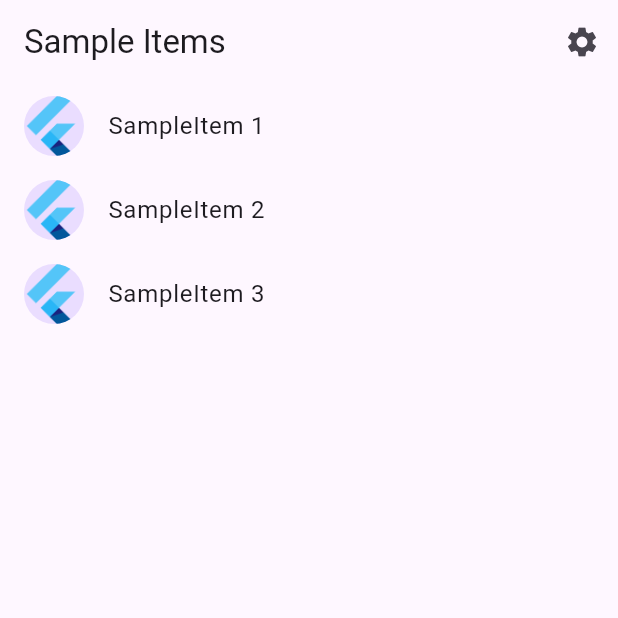
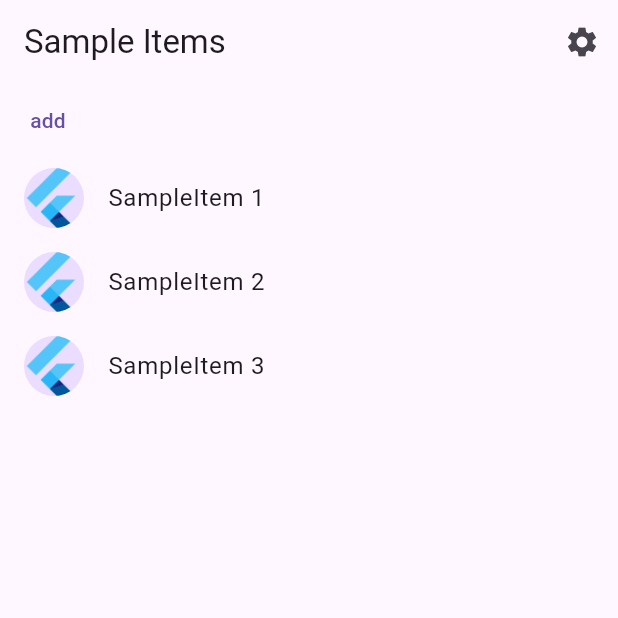
Before and after one commit to kwarnkham/flutter_play, a Flutter app: the screen it shows after launch, on a phone screen of 412 x 824 dp, the top half of it. Run offline on Flutter 3.47's test engine with Material 3 defaults, Android fonts, the phone set to English and light mode, and no system bars; generated files the repository leaves out were written again.

Commit message:
children of list is rebuilt when prepend to the list

```diff
--- a/lib/main.dart
+++ b/lib/main.dart
@@ -1,4 +1,5 @@
 import 'package:flutter/material.dart';
+import 'package:flutter/rendering.dart';
 
 import 'src/app.dart';
 import 'src/settings/settings_controller.dart';
@@ -16,5 +17,6 @@ void main() async {
   // Run the app and pass in the SettingsController. The app listens to the
   // SettingsController for changes, then passes it further down to the
   // SettingsView.
+  debugRepaintRainbowEnabled = true;
   runApp(MyApp(settingsController: settingsController));
 }
--- a/lib/src/sample_feature/sample_item.dart
+++ b/lib/src/sample_feature/sample_item.dart
@@ -1,6 +1,8 @@
 /// A placeholder class that represents an entity or model.
 class SampleItem {
-  const SampleItem(this.id);
+  const SampleItem(
+    this.id,
+  );
 
   final int id;
 }
--- a/lib/src/sample_feature/sample_item_list_view.dart
+++ b/lib/src/sample_feature/sample_item_list_view.dart
@@ -5,16 +5,23 @@ import 'sample_item.dart';
 import 'sample_item_details_view.dart';
 
 /// Displays a list of SampleItems.
-class SampleItemListView extends StatelessWidget {
+class SampleItemListView extends StatefulWidget {
   const SampleItemListView({
     super.key,
-    this.items = const [SampleItem(1), SampleItem(2), SampleItem(3)],
   });
 
   static const routeName = '/';
 
-  final List<SampleItem> items;
+  @override
+  State<SampleItemListView> createState() => _SampleItemListViewState();
+}
 
+class _SampleItemListViewState extends State<SampleItemListView> {
+  List<SampleItem> items = [
+    const SampleItem(1),
+    const SampleItem(2),
+    const SampleItem(3)
+  ];
   @override
   Widget build(BuildContext context) {
     return Scaffold(
@@ -39,7 +46,27 @@ class SampleItemListView extends StatelessWidget {
       // In contrast to the default ListView constructor, which requires
       // building all Widgets up front, the ListView.builder constructor lazily
       // builds Widgets as they’re scrolled into view.
-      body: ListView.builder(
+      body: Column(
+        children: [
+          Row(
+            children: [
+              TextButton(
+                  onPressed: () {
+                    setState(() {
+                      items.insert(
+                        // items.length,
+                        0,
+                        SampleItem(DateTime.now().millisecondsSinceEpoch),
+                      );
+                    });
+                  },
+                  child: const Text('add')),
+            ],
+          ),
+          Expanded(
+            child: RepaintBoundary(
+              child: ListView.builder(
+                reverse: false,
                 // Providing a restorationId allows the ListView to restore the
                 // scroll position when a user leaves and returns to the app after it
                 // has been killed while running in the background.
@@ -49,22 +76,30 @@ class SampleItemListView extends StatelessWidget {
                   final item = items[index];
 
                   return ListTile(
+                      key: ValueKey(item.id),
                       title: Text('SampleItem ${item.id}'),
                       leading: const CircleAvatar(
                         // Display the Flutter Logo image asset.
-              foregroundImage: AssetImage('assets/images/flutter_logo.png'),
+                        foregroundImage:
+                            AssetImage('assets/images/flutter_logo.png'),
                       ),
                       onTap: () {
                         // Navigate to the details page. If the user leaves and returns to
                         // the app after it has been killed while running in the
                         // background, the navigation stack is restored.
-              Navigator.restorablePushNamed(
-                context,
-                SampleItemDetailsView.routeName,
-              );
-            }
-          );
+                        // Navigator.restorablePushNamed(
+                        //   context,
+                        //   SampleItemDetailsView.routeName,
+                        // );
+                        setState(() {
+                          items.removeAt(index);
+                        });
+                      });
                 },
+              ),
+            ),
+          ),
+        ],
       ),
     );
   }
```
Lines whose indentation alone changed are shown as unchanged.
